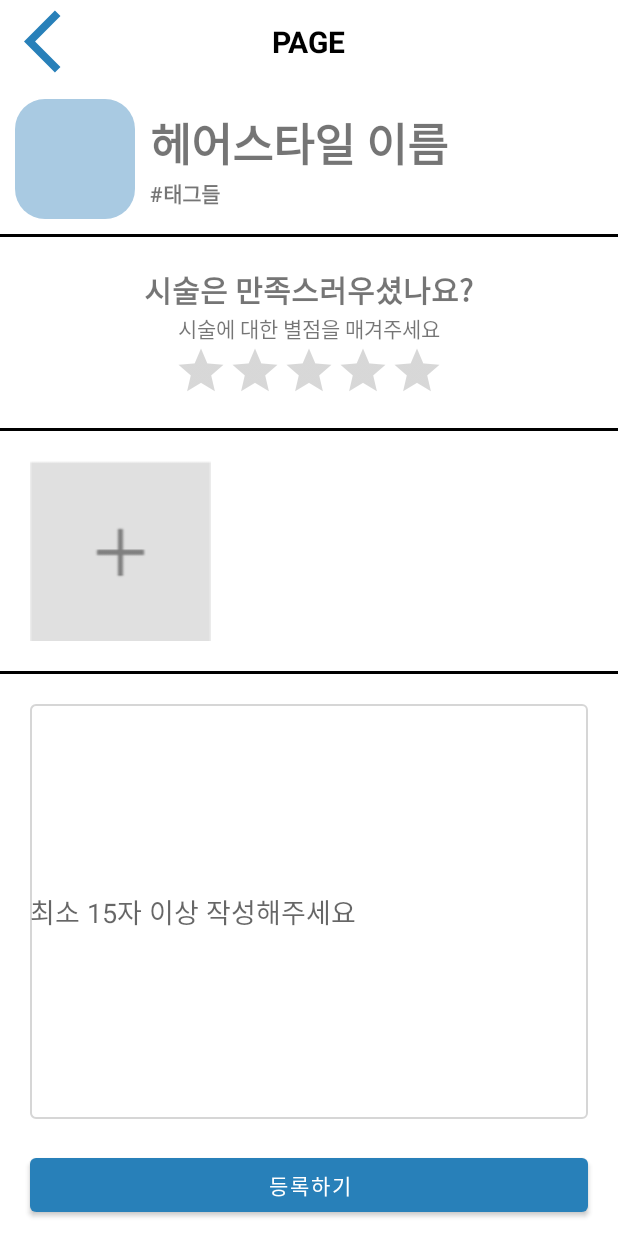
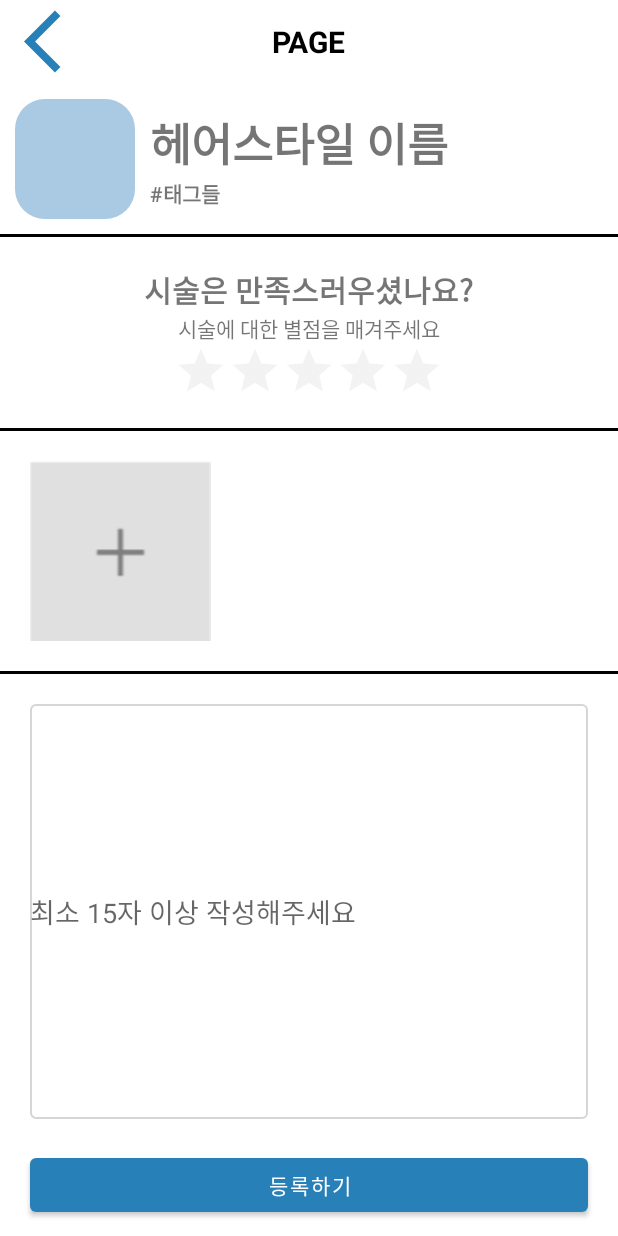
Before and after one commit to EunChanNam/We-Share-Wish-Hair, an Android app: the WriteReviewActivity screen opened directly, with no data from a screen before it, on a phone screen of 412 x 824 dp. Run offline under Robolectric (Android 15) with nearby library versions, the light colour scheme and no system bars.

Commit message:
review3 ratingBar

```diff
--- a/app/src/main/java/com/example/wishhair/review/WriteReviewActivity.java
+++ b/app/src/main/java/com/example/wishhair/review/WriteReviewActivity.java
@@ -45,6 +45,7 @@ public class WriteReviewActivity extends AppCompatActivity {
 
 //        RatingBar
         ratingBar = findViewById(R.id.write_review_ratingBar);
+        ratingBar.setOnRatingBarChangeListener((ratingBar, v, b) -> ratingBar.setRating(v));
 
 //        addPicture
         btn_addPicture = findViewById(R.id.write_review_addPicture);
@@ -80,6 +81,7 @@ public class WriteReviewActivity extends AppCompatActivity {
             } else { // 이미지 여러장
                 ClipData clipData = data.getClipData();
 //                이미지 선택 갯수 제한
+//                !TODO : 이미지 여러장 나눠서 첨부하면 4장이상 들어감 >> items maxsize 설정해서 하면 될 것 같음
                 if (clipData.getItemCount() > 4) {
                     Toast.makeText(this, "사진은 4장까지만 선택 가능합니다", Toast.LENGTH_SHORT).show();
                 } else {
--- a/app/src/main/res/layout/review_activity_write.xml
+++ b/app/src/main/res/layout/review_activity_write.xml
@@ -73,6 +73,10 @@
             android:id="@+id/write_review_ratingBar"
             android:layout_width="wrap_content"
             android:layout_height="wrap_content"
+            android:isIndicator="false"
+            android:numStars="5"
+            android:stepSize="0.5"
+            android:theme="@style/RatingBar"
             style="@style/Widget.AppCompat.RatingBar.Indicator"/>
     </LinearLayout>
 <!--    <hr> -->
--- a/app/src/main/res/values/colors.xml
+++ b/app/src/main/res/values/colors.xml
@@ -11,4 +11,6 @@
     <color name="default_blue">#FF2880B9</color>
     <color name="unselect_blue">#FFA9CAE2</color>
     <color name="signBox_gray">#FFD6D6D6</color>
+
+
 </resources>
--- a/app/src/main/res/values/themes.xml
+++ b/app/src/main/res/values/themes.xml
@@ -13,4 +13,8 @@
         <item name="android:statusBarColor">@color/default_blue</item>
         <!-- Customize your theme here. -->
     </style>
+    <style name="RatingBar" parent="Theme.AppCompat">
+        <item name="colorControlNormal">@color/signBox_gray</item>
+        <item name="colorControlActivated">@color/unselect_blue</item>
+    </style>
 </resources>
```
